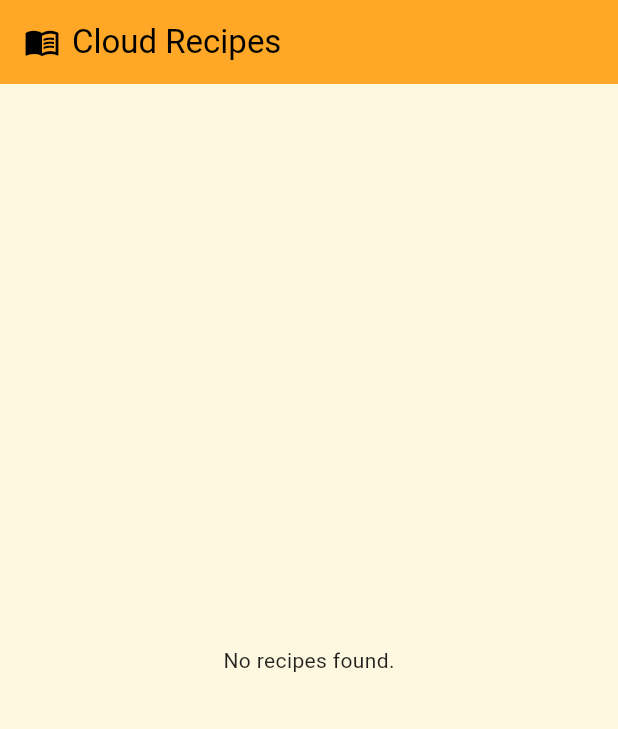
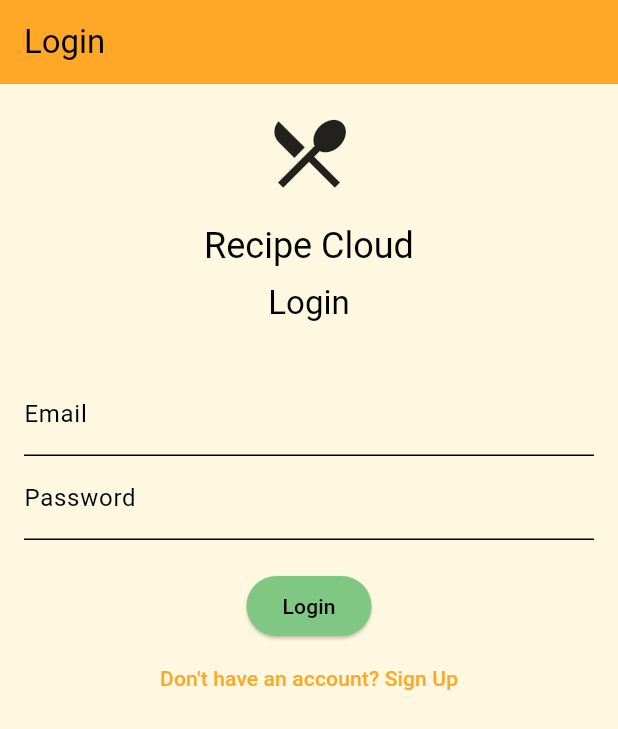
Before and after one commit to luisfelipealves/recipe_cloud_app, a Flutter app: the screen it shows after launch, on a phone screen of 412 x 824 dp. Shown: the top 729 px of the screen. Run offline on Flutter 3.47's test engine with Material 3 defaults, Android fonts, the light colour scheme and no system bars; our stand-ins replace flutter_dotenv, supabase_flutter; accounts and stored records are empty.

Commit message:
Adding SignUp and Login using email and password (#1)
* Refactor HomePage to include AuthService for authentication management; update MyApp to use AuthGate for handling user authentication and recipe service initialization.

* Add logout button to HomePage for user authentication; integrates AuthService sign-out functionality.

* Enhance AuthService with improved sign-up and sign-in error handling; add Google sign-in functionality and update UI for better user feedback on sign-up status.

* Enhance AuthService to handle email confirmation errors during login attempts, providing users with guidance to verify their email addresses.

* Refactor AuthService to utilize AuthExceptionHandler for improved error handling during sign-up and sign-in processes, removing the deprecated _mapAuthExceptionMessage method.

* Enhance login and sign-up pages with improved UI elements, including icons and descriptive text. Update password validation logic in sign-up page to enforce stronger password requirements.

* Remove Google sign-in functionality from AuthService, LoginPage, and SignUpPage, simplifying authentication flow and UI components.

* Improve error handling in AuthExceptionHandler with debug logging for development mode. Add email validation logic in LoginPage and enhance password validation in SignUpPage to require numeric characters.

* Add email validation logic to SignUpPage and enhance SnackBar handling for sign-up messages

```diff
--- /dev/null
+++ b/lib/core/errors/auth_exception_handler.dart
@@ -0,0 +1,36 @@
+import 'package:flutter/foundation.dart';
+import 'package:supabase_flutter/supabase_flutter.dart';
+
+class AuthExceptionHandler {
+  static String handleException(dynamic e, {bool isSignUp = false}) {
+    // Log the original exception for debugging purposes in development mode
+    if (kDebugMode) {
+      debugPrint('AuthException caught: $e');
+      if (e is Error) {
+        debugPrint('Stack trace: ${e.stackTrace}');
+      }
+    }
+
+    if (e is AuthException) {
+      return _mapAuthExceptionMessage(e, isSignUp: isSignUp);
+    }
+    return 'An unexpected error occurred. Please try again.';
+  }
+
+  static String _mapAuthExceptionMessage(
+    AuthException e, {
+    bool isSignUp = false,
+  }) {
+    final message = e.message.toLowerCase();
+    if (message.contains('invalid login credentials')) {
+      return 'Invalid email or password. Please try again.';
+    } else if (message.contains('user already registered') && isSignUp) {
+      return 'This email is already registered. Please try logging in.';
+    } else if (message.contains('email rate limit exceeded')) {
+      return 'Too many attempts. Please try again later.';
+    } else if (message.contains('email not confirmed')) {
+      return 'Please verify your email before logging in. Check your inbox for a confirmation link.';
+    }
+    return e.message; // Fallback to the original Supabase message
+  }
+}
--- /dev/null
+++ b/lib/core/services/auth_service.dart
@@ -0,0 +1,65 @@
+import 'dart:async';
+import 'package:flutter/foundation.dart';
+import 'package:recipe_cloud_app/core/errors/auth_exception_handler.dart';
+import 'package:supabase_flutter/supabase_flutter.dart';
+
+class AuthService {
+  final SupabaseClient _client;
+
+  AuthService(this._client);
+
+  Stream<AuthState> get authStateChanges => _client.auth.onAuthStateChange;
+
+  User? get currentUser => _client.auth.currentUser;
+
+  // Consider returning a custom result object or enum for more complex scenarios
+  Future<String?> signUp({
+    required String email,
+    required String password,
+  }) async {
+    try {
+      final AuthResponse res = await _client.auth.signUp(
+        email: email,
+        password: password,
+      );
+      if (res.user == null) {
+        // This case might indicate an unexpected issue with Supabase response
+        throw Exception(
+          'Sign up failed: No user object returned from Supabase.',
+        );
+      }
+      debugPrint('Sign up successful for user: ${res.user!.id}');
+
+      // Check if email confirmation is pending
+      if (res.session == null &&
+          res.user != null &&
+          res.user!.emailConfirmedAt == null) {
+        return 'Please check your email to confirm your account.';
+      }
+      // If session is created, sign-up was successful and user is likely auto-logged in
+      return null; // Indicates success or auto-login
+    } on AuthException catch (e) {
+      debugPrint('Supabase AuthException on sign up: ${e.message}');
+      throw Exception(AuthExceptionHandler.handleException(e, isSignUp: true));
+    } catch (e) {
+      debugPrint('Generic exception on sign up: $e');
+      throw Exception(AuthExceptionHandler.handleException(e));
+    }
+  }
+
+  Future<void> signInWithPassword({
+    required String email,
+    required String password,
+  }) async {
+    try {
+      await _client.auth.signInWithPassword(email: email, password: password);
+    } on AuthException catch (e) {
+      debugPrint('Supabase AuthException on sign in: ${e.message}');
+      throw Exception(AuthExceptionHandler.handleException(e));
+    }
+  }
+
+  Future<void> signOut() async {
+    await _client.auth.signOut();
+  }
+}
--- /dev/null
+++ b/lib/features/auth/presentation/pages/auth_gate.dart
@@ -0,0 +1,73 @@
+import 'package:flutter/material.dart';
+import 'package:recipe_cloud_app/core/services/auth_service.dart';
+import 'package:recipe_cloud_app/core/services/recipe_service.dart';
+import 'package:recipe_cloud_app/features/auth/presentation/pages/login_page.dart';
+import 'package:recipe_cloud_app/features/auth/presentation/pages/signup_page.dart';
+import 'package:recipe_cloud_app/features/recipes/presentation/pages/home_page.dart';
+import 'package:supabase_flutter/supabase_flutter.dart';
+
+class AuthGate extends StatefulWidget {
+  final AuthService authService;
+  final RecipeService recipeService;
+
+  const AuthGate({
+    super.key,
+    required this.authService,
+    required this.recipeService,
+  });
+
+  @override
+  State<AuthGate> createState() => _AuthGateState();
+}
+
+class _AuthGateState extends State<AuthGate> {
+  bool _showLoginPage = true;
+
+  void _toggleAuthPages() {
+    setState(() {
+      _showLoginPage = !_showLoginPage;
+    });
+  }
+
+  @override
+  Widget build(BuildContext context) {
+    return StreamBuilder<AuthState>(
+      stream: widget.authService.authStateChanges,
+      builder: (context, snapshot) {
+        // This check is important to handle the initial state before the stream emits.
+        if (snapshot.connectionState == ConnectionState.waiting) {
+          return const Scaffold(
+            body: Center(child: CircularProgressIndicator()),
+          );
+        }
+
+        final session = snapshot.data?.session;
+
+        if (session != null && session.user != null) {
+          return HomePage(
+            recipeService: widget.recipeService,
+            authService: widget.authService,
+          );
+        } else {
+          if (_showLoginPage) {
+            return LoginPage(
+              authService: widget.authService,
+              onSignedIn: () {
+                /* StreamBuilder will rebuild */
+              },
+              onNavigateToSignUp: _toggleAuthPages,
+            );
+          } else {
+            return SignUpPage(
+              authService: widget.authService,
+              onSignedIn: () {
+                /* StreamBuilder will rebuild */
+              },
+              onNavigateToLogin: _toggleAuthPages,
+            );
+          }
+        }
+      },
+    );
+  }
+}
--- /dev/null
+++ b/lib/features/auth/presentation/pages/login_page.dart
@@ -0,0 +1,163 @@
+import 'package:flutter/material.dart';
+import 'package:recipe_cloud_app/core/services/auth_service.dart';
+
+class LoginPage extends StatefulWidget {
+  final AuthService authService;
+  final VoidCallback onSignedIn;
+  final VoidCallback onNavigateToSignUp;
+
+  const LoginPage({
+    super.key,
+    required this.authService,
+    required this.onSignedIn,
+    required this.onNavigateToSignUp,
+  });
+
+  @override
+  State<LoginPage> createState() => _LoginPageState();
+}
+
+class _LoginPageState extends State<LoginPage> {
+  final _formKey = GlobalKey<FormState>();
+  final _emailController = TextEditingController();
+  final _passwordController = TextEditingController();
+  bool _isLoading = false;
+  String? _errorMessage;
+
+  @override
+  void initState() {
+    super.initState();
+    _emailController.addListener(_clearErrorMessage);
+    _passwordController.addListener(_clearErrorMessage);
+  }
+
+  void _clearErrorMessage() {
+    if (_errorMessage != null && mounted) {
+      setState(() {
+        _errorMessage = null;
+      });
+    }
+  }
+
+  Future<void> _signIn() async {
+    if (_formKey.currentState!.validate()) {
+      setState(() {
+        _isLoading = true;
+        _errorMessage = null;
+      });
+      try {
+        await widget.authService.signInWithPassword(
+          email: _emailController.text.trim(),
+          password: _passwordController.text.trim(),
+        );
+        widget.onSignedIn();
+      } catch (e) {
+        setState(() {
+          _errorMessage = e.toString().replaceFirst(
+            'Exception: ',
+            '',
+          ); // Clean up "Exception: " prefix
+        });
+      } finally {
+        if (mounted) {
+          setState(() {
+            _isLoading = false;
+          });
+        }
+      }
+    }
+  }
+
+  String? _validateEmail(String? value) {
+    if (value == null || value.isEmpty) {
+      return 'Enter email';
+    }
+    // Basic email regex: checks for something@something.something
+    final emailRegex = RegExp(
+      r"^[a-zA-Z0-9.a-zA-Z0-9.!#$%&'*+-/=?^_`{|}~]+@[a-zA-Z0-9]+\.[a-zA-Z]+",
+    );
+    if (!emailRegex.hasMatch(value)) {
+      return 'Enter a valid email address';
+    }
+    return null;
+  }
+
+  @override
+  Widget build(BuildContext context) {
+    return Scaffold(
+      appBar: AppBar(title: const Text('Login')),
+      body: Padding(
+        padding: const EdgeInsets.all(16.0),
+        child: Form(
+          key: _formKey,
+          child: SingleChildScrollView(
+            child: Column(
+              mainAxisAlignment: MainAxisAlignment.center,
+              children: <Widget>[
+                const Icon(
+                  Icons.restaurant_menu, // Ícone de chapéu de chef (ou similar)
+                  size: 60,
+                  // color: Theme.of(context).primaryColor, // Opcional: usar cor do tema
+                ),
+                const SizedBox(height: 16),
+                Text(
+                  'Recipe Cloud',
+                  style: Theme.of(context).textTheme.headlineSmall,
+                ),
+                const SizedBox(height: 8),
+                Text('Login', style: Theme.of(context).textTheme.titleLarge),
+                const SizedBox(height: 32), // Espaço antes do formulário
+                TextFormField(
+                  controller: _emailController,
+                  decoration: const InputDecoration(labelText: 'Email'),
+                  validator: _validateEmail,
+                  keyboardType: TextInputType.emailAddress,
+                ),
+                TextFormField(
+                  controller: _passwordController,
+                  decoration: const InputDecoration(labelText: 'Password'),
+                  obscureText: true,
+                  validator: (value) => value == null || value.isEmpty
+                      ? 'Enter password' // Mantém a validação simples de não vazio
+                      : null,
+                ),
+                const SizedBox(height: 20),
+                if (_isLoading)
+                  const CircularProgressIndicator()
+                else
+                  ElevatedButton(
+                    onPressed: _signIn,
+                    child: const Text('Login'),
+                  ),
+                if (_errorMessage != null)
+                  Padding(
+                    padding: const EdgeInsets.symmetric(vertical: 16.0),
+                    child: Text(
+                      _errorMessage!,
+                      style: TextStyle(
+                        color: Theme.of(context).colorScheme.error,
+                      ),
+                      textAlign: TextAlign.center,
+                    ),
+                  ),
+                TextButton(
+                  onPressed: widget.onNavigateToSignUp,
+                  child: const Text('Don\'t have an account? Sign Up'),
+                ),
+              ],
+            ),
+          ),
+        ),
+      ),
+    );
+  }
+
+  @override
+  void dispose() {
+    _emailController.removeListener(_clearErrorMessage);
+    _passwordController.removeListener(_clearErrorMessage);
+    _emailController.dispose();
+    _passwordController.dispose();
+    super.dispose();
+  }
+}
--- a/lib/presentation/app.dart
+++ b/lib/presentation/app.dart
@@ -1,7 +1,8 @@
 import 'package:flutter/material.dart';
+import 'package:recipe_cloud_app/core/services/auth_service.dart';
 import 'package:recipe_cloud_app/core/services/recipe_service.dart';
 import 'package:recipe_cloud_app/core/theme/app_theme.dart';
-import 'package:recipe_cloud_app/features/recipes/presentation/pages/home_page.dart';
+import 'package:recipe_cloud_app/features/auth/presentation/pages/auth_gate.dart';
 import 'package:supabase_flutter/supabase_flutter.dart';
 
 class MyApp extends StatelessWidget {
@@ -9,14 +10,16 @@ class MyApp extends StatelessWidget {
 
   @override
   Widget build(BuildContext context) {
-    final recipeService = RecipeService(Supabase.instance.client);
+    final supabaseClient = Supabase.instance.client;
+    final authService = AuthService(supabaseClient);
+    final recipeService = RecipeService(supabaseClient);
 
     return MaterialApp(
       title: 'Recipe Cloud',
       theme: AppTheme.lightTheme,
       darkTheme: AppTheme.darkTheme,
       themeMode: ThemeMode.system,
-      home: HomePage(recipeService: recipeService),
+      home: AuthGate(authService: authService, recipeService: recipeService),
     );
   }
 }
```
Also changed, not shown: lib/features/auth/presentation/pages/signup_page.dart (added, +212 -0 lines), lib/features/recipes/presentation/pages/home_page.dart (+13 -1 lines).
